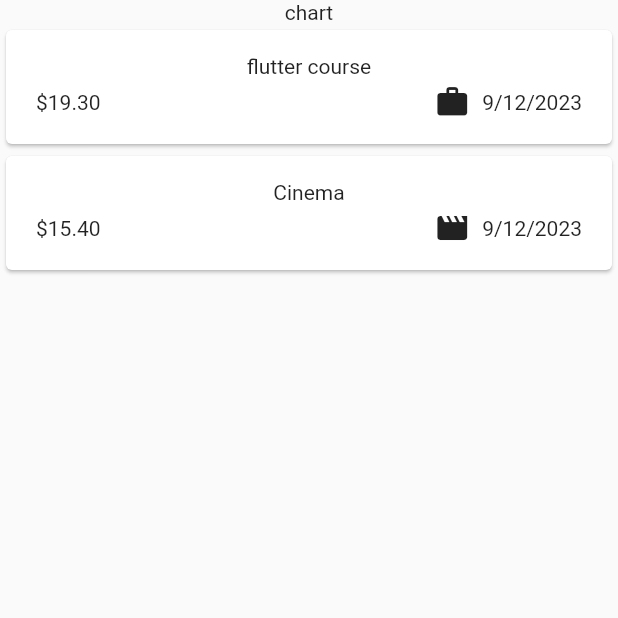
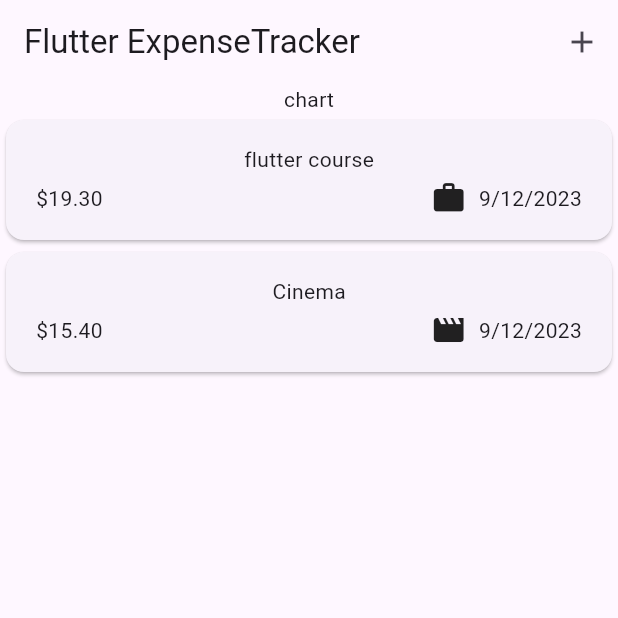
Before and after one commit to hamzaKabdallah/flutter-tutorial-third-part--expense-tracker-app, a Flutter app: the screen it shows after launch, on a phone screen of 412 x 824 dp, the top half of it. Run offline on Flutter 3.47's test engine with Material 2 defaults, Android fonts, the phone set to English and light mode, and no system bars.

Commit message:
setting appbar

```diff
--- a/lib/widgents/expnese.dart
+++ b/lib/widgents/expnese.dart
@@ -29,6 +29,13 @@ class _ExpensesState extends State<Expenses> {
   @override
   Widget build(BuildContext context) {
     return Scaffold(
+      appBar: AppBar(title: const Text('Flutter ExpenseTracker'), actions: [
+        IconButton(
+            onPressed: () {},
+            icon: const Icon(
+              Icons.add,
+            ))
+      ]),
       body: Column(
         children: [
           const Text('chart'),
```
Also changed, not shown: lib/main.dart (+5 -2 lines).
